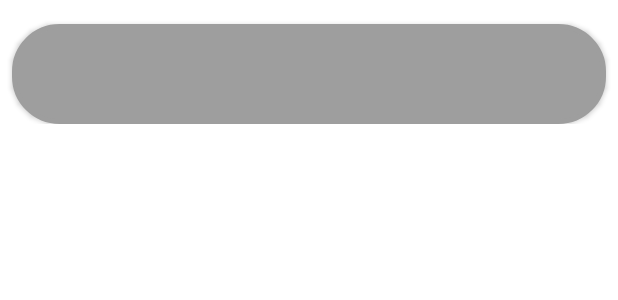
After one commit to mrrezkii/Android-Kotlin-LiosiApp, an Android app: the layout item_menu_todo.xml on its own in the app's theme, with its tools: preview values and no code run, on a phone screen of 412 x 824 dp. The commit adds this screen. Shown: the top 300 px of the screen. Run offline under Robolectric (Android 15) with nearby library versions, the phone set to English and light mode, and no system bars.

Commit message:
Configure Fragment Todo

```diff
--- /dev/null
+++ b/app/src/main/res/layout/item_menu_todo.xml
@@ -0,0 +1,25 @@
+<?xml version="1.0" encoding="utf-8"?>
+<androidx.constraintlayout.widget.ConstraintLayout xmlns:android="http://schemas.android.com/apk/res/android"
+    xmlns:app="http://schemas.android.com/apk/res-auto"
+    xmlns:tools="http://schemas.android.com/tools"
+    android:layout_width="match_parent"
+    android:layout_height="wrap_content">
+
+    <androidx.appcompat.widget.AppCompatButton
+        android:id="@+id/btn_menu"
+        android:layout_width="match_parent"
+        android:layout_height="wrap_content"
+        android:layout_marginStart="@dimen/margin_small"
+        android:layout_marginTop="@dimen/margin_normal"
+        android:layout_marginEnd="@dimen/margin_small"
+        android:layout_marginBottom="@dimen/margin_normal"
+        android:background="@drawable/bg_button_rounded"
+        android:fontFamily="@font/montserrat_medium"
+        android:padding="@dimen/margin_medium"
+        android:textAlignment="center"
+        android:textColor="@color/colorWhite"
+        android:textSize="20sp"
+        app:layout_constraintTop_toTopOf="parent"
+        tools:layout_editor_absoluteX="16dp" />
+
+</androidx.constraintlayout.widget.ConstraintLayout>
--- a/app/src/main/res/values/strings.xml
+++ b/app/src/main/res/values/strings.xml
@@ -11,4 +11,8 @@
     <string name="start">Start</string>
     <string name="todo">What to do next ?</string>
     <string name="premium">Talk with psychologist</string>
+
+    <string name="breathe">Tarik Nafas Dengan Dalam</string>
+    <string name="muscle">Relaksasi Otot</string>
+    <string name="positif">Visualisasi Positif</string>
 </resources>
```
Also changed, not shown: app/src/main/java/com/gemastik/liosiapp/data/view/fragment/MuscleFragment.kt (added, +22 -0 lines), app/src/main/java/com/gemastik/liosiapp/data/view/fragment/TodoFragment.kt (+22 -0 lines), app/src/main/res/layout/fragment_muscle.xml (added, +14 -0 lines), app/src/main/res/layout/fragment_todo.xml (+62 -7 lines), app/src/main/res/navigation/main_graph.xml (+8 -8 lines).
